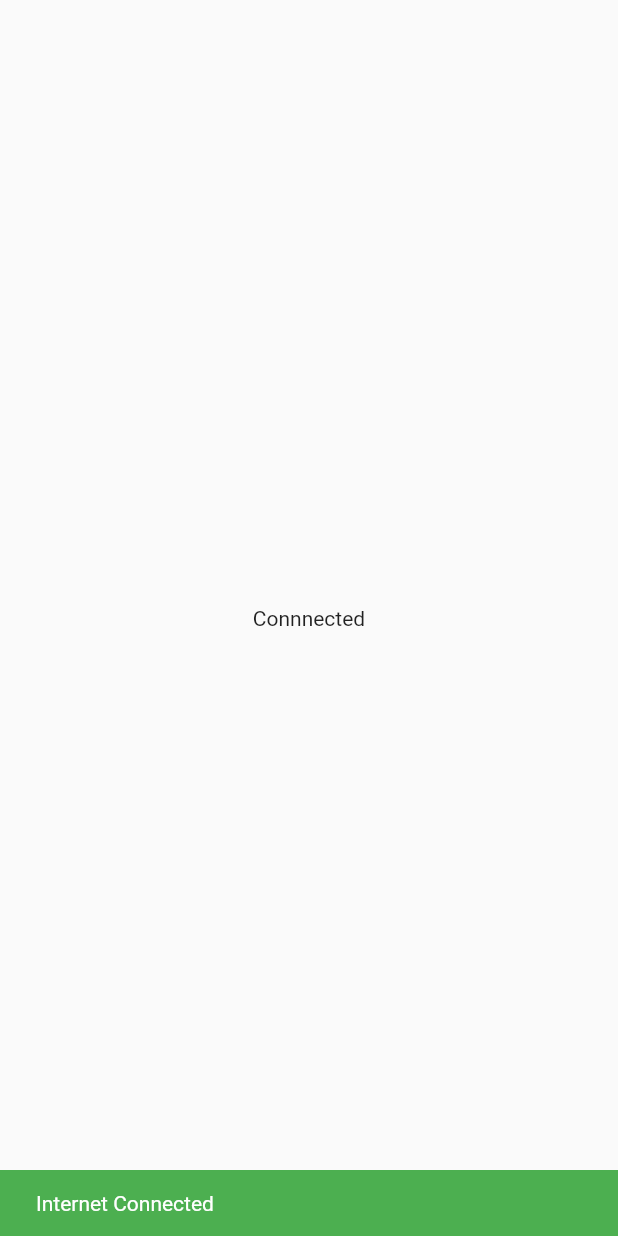
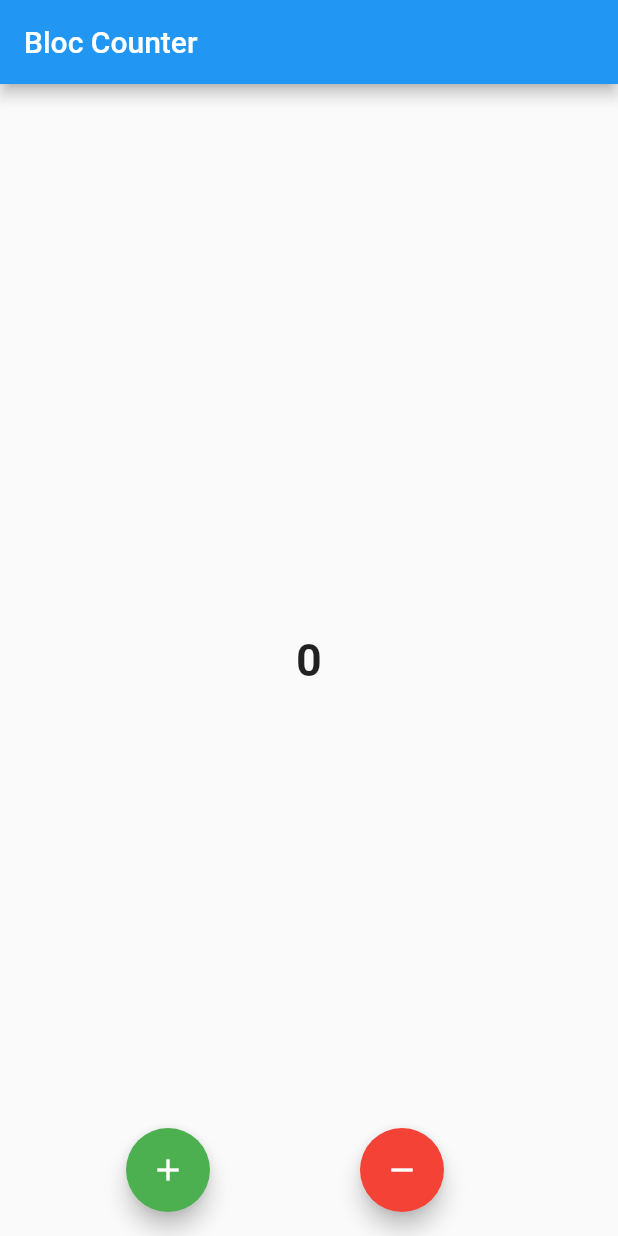
Before and after one commit to Mirzaazmath/flutter_bloc_Overview, a Flutter app: the first screen one second after launch, on a phone screen of 412 x 824 dp. Run offline on Flutter 3.47's test engine with Material 2 defaults, Android fonts, the light colour scheme and no system bars; our stand-ins replace bloc, flutter_bloc.

Commit message:
cubit counter

```diff
--- /dev/null
+++ b/lib/Cubit/countercubit.dart
@@ -0,0 +1,17 @@
+
+import 'package:bloc/bloc.dart';
+
+class CounterCubit extends Cubit<int>{
+  CounterCubit():super(0);
+  void increment(){
+    emit(state+1);
+
+  }
+
+  void decrement(){
+    emit(state-1);
+
+  }
+
+
+}
--- a/lib/Screen/homepage.dart
+++ /dev/null
@@ -1,55 +0,0 @@
-import 'package:flutter/material.dart';
-import 'package:flutter_bloc/flutter_bloc.dart';
-import 'package:flutter_bloc_example/bloc/internet_bloc.dart';
-import 'package:flutter_bloc_example/bloc/internet_state.dart';
-class Homepage extends StatelessWidget {
-  const Homepage({Key? key}) : super(key: key);
-
-  @override
-  Widget build(BuildContext context) {
-    // Here we are using the Scaffold be
-    return Scaffold(
-      body: SafeArea(
-        child: Center(
-          child:  BlocConsumer<InternetBloc,InernetState>(
-            // Bloc Lister is use to listen the changes  in background
-            // We use lister to perform some task that are not Ui
-            listener: (context, state){
-              if(state is InternetGainState){
-                ScaffoldMessenger.of(context).showSnackBar(
-                  const   SnackBar(content: Text("Internet Connected"),
-                  backgroundColor: Colors.green,
-                  ));
-              }else if (state is InternetLostState){
-                ScaffoldMessenger.of(context).showSnackBar(
-                    const   SnackBar(content: Text("Internet Lost"),
-                      backgroundColor: Colors.red,
-
-                    ));
-
-
-              }else{
-
-              }
-
-            },
-              // Bloc Builder is used to display the UI
-            builder: (context,state){
-              // if the Internet Is Connected
-              if(state is InternetGainState){
-                return const  Text("Connnected");
-                // if the Internet Is Not  Connected
-              }else if(state is InternetLostState){
-                return const  Text(" Not Connnected");
-                // It is the Initial State
-
-              }else{
-                return const  Text("Loading....");
-              }
-            }
-           ),
-
-      ),
-    ));
-  }
-}
--- /dev/null
+++ b/lib/Screens/homepage.dart
@@ -0,0 +1,43 @@
+import 'package:flutter/material.dart';
+import 'package:flutter_bloc/flutter_bloc.dart';
+import 'package:flutter_bloc_example/Cubit/countercubit.dart';
+class HomePage extends StatelessWidget {
+  const HomePage({Key? key}) : super(key: key);
+
+  @override
+  Widget build(BuildContext context) {
+    return Scaffold(
+      appBar: AppBar(
+        title:const  Text("Bloc Counter"),
+      ),
+      body: Center(
+        child: BlocBuilder<CounterCubit,int>(
+          builder: (context,state){
+            return Text("$state",style:const  TextStyle(fontSize: 30,fontWeight: FontWeight.bold),);
+          }
+        ),
+      ),
+
+
+
+      floatingActionButton: Row(
+        mainAxisAlignment: MainAxisAlignment.center,
+        children: [
+          FloatingActionButton(
+            backgroundColor: Colors.green,
+            child: Icon(Icons.add),
+              onPressed: (){
+              context.read<CounterCubit>().increment();
+              }),
+        const   SizedBox(width: 100,),
+          FloatingActionButton(
+            backgroundColor: Colors.red,
+              child: Icon(Icons.remove),
+              onPressed: (){
+                context.read<CounterCubit>().decrement();
+              })
+        ],
+      ),
+    );
+  }
+}
--- a/lib/bloc/internet_bloc.dart
+++ /dev/null
@@ -1,54 +0,0 @@
-import 'dart:async';
-
-import 'package:connectivity_plus/connectivity_plus.dart';
-import 'package:flutter_bloc/flutter_bloc.dart';
-import 'package:flutter_bloc_example/bloc/internet_event.dart';
-
-import 'internet_state.dart';
-
-class InternetBloc extends Bloc<InternetEvent,InernetState>{
-  // here we are Initializing the connectivity package
-  Connectivity _connectivity=Connectivity();
-
-  // Here we are Creating the StreamSubscription to close the listen function when no longer needed
-  StreamSubscription? connectivitySubscription;
-
-
-
-
-  // super is for initialization the InternetBloc
-  // When we Create a bloc we must have to provide it initial state
-  // that's why we are giving the InternetBloc its initial state as InternetInitialState
-  InternetBloc():super(InternetInitailState()){
-
-    // Om is basically and contiously check the event
-
-// Here we are providing InternetLostEvent as a type of event so it can check the changes
-    on<InternetLostEvent>((event, emit) => emit(InternetLostState()));
-
-
-    on<InternetGainEvent>((event, emit) => emit(InternetGainState()));
-
-    // here we assigning the connectivitySubscription to onConnectivityChanged  function
-    connectivitySubscription =  _connectivity.onConnectivityChanged.listen((result) {
-      if(result==ConnectivityResult.mobile || result==ConnectivityResult.wifi){
-        add(InternetGainEvent());
-      }else{
-        add(InternetLostEvent());
-      }
-
-    });
-  }
-
-  // here we are Overriding the close Function  of this bloc so when ever it close the task inside this block perform
-  @override
-  Future<void> close()async {
-
-    // here we are close the listen connectivitySubscription
-    // Note : if the listener not close at time it wll cause some performance issue
-    // it's always better to close all kind of lister and controller when no longer needed
-    connectivitySubscription?.cancel();
-    return super.close();
-
-  }
-}
--- a/lib/bloc/internet_event.dart
+++ /dev/null
@@ -1,20 +0,0 @@
-// here we are creating the abstract class
-abstract class InternetEvent{}
-
-
-/*
-Note that we have  created two event class that are two diffrent classes
-this may cause some issue that why we have  create a connection between this class
-by extending them with a class called Internet Event
-*
-* */
-
-
- // here we are creating the the Internet lost event class
-class InternetLostEvent extends InternetEvent{}
-
-
-
-
- // here we are creating the the Internet gain event class
-class InternetGainEvent extends InternetEvent{}
--- a/lib/bloc/internet_state.dart
+++ /dev/null
@@ -1,17 +0,0 @@
-abstract class InernetState{}
-
-
-
- // here we are creating the Intial State for Internet
-class InternetInitailState extends InernetState{}
-
-// here we are creating the state for  Internet Lost
-class InternetLostState extends InernetState{}
-
-// Here we are creating the State for Internet gain
-class InternetGainState extends InernetState{}
-
-
-
-
-// Note: In Bloc we add events and emit States
--- a/lib/main.dart
+++ b/lib/main.dart
@@ -1,29 +1,20 @@
 import 'package:flutter/material.dart';
 import 'package:flutter_bloc/flutter_bloc.dart';
-import 'package:flutter_bloc_example/bloc/internet_bloc.dart';
+import 'package:flutter_bloc_example/Cubit/countercubit.dart';
 
-import 'Screen/homepage.dart';
-
-// Every Program Starts from Main
+import 'Screens/homepage.dart';
 void main(){
-  // After main, run App executed and Make what ever class we enter in runApp  root of the project
-  runApp(MyApp());
+runApp(MyApp());
 }
-// This is the First Class and root class
 class MyApp extends StatelessWidget {
   const MyApp({Key? key}) : super(key: key);
 
   @override
   Widget build(BuildContext context) {
-    // Here we are Using the Material App because we are following the material UI Design
-   // Same as provider we also have to provide our bloc to the class
-    // here we are provide because we are going to use it in entire application
     return BlocProvider(
-      create: (context)=>InternetBloc(),
-      child: const  MaterialApp(
-        // Whatever we assign the class it goes to that class first
-        home: Homepage(),
-
+      create: (context)=>CounterCubit(),
+      child: MaterialApp(
+        home: HomePage(),
       ),
     );
   }
```
Also changed, not shown: assets/Simulator Screen Recording - iPhone SE (3rd generation) - 2023-04-08 at 12.16.26.gif (deleted), assets/resilt.gif (added), 1 other file.
